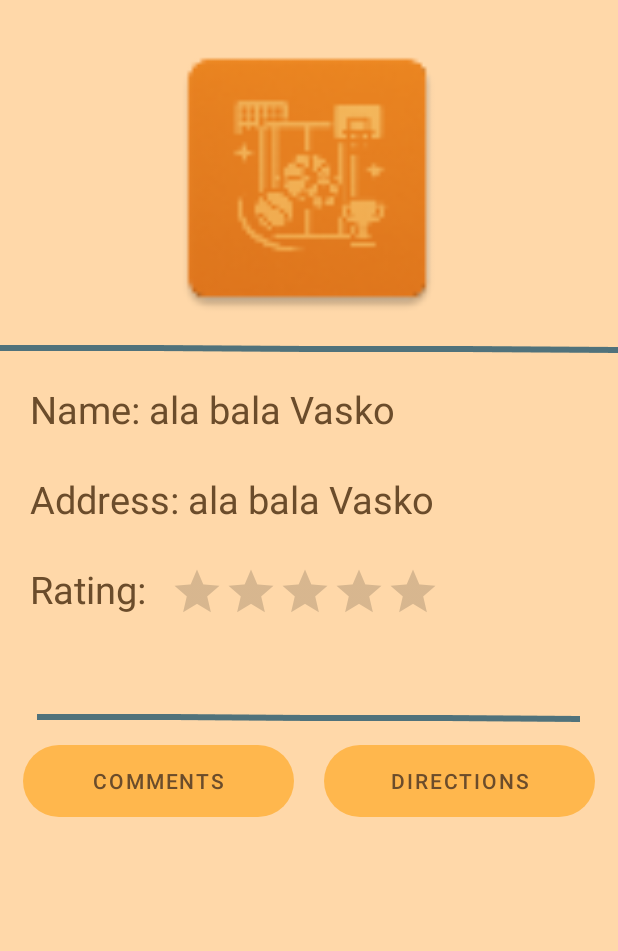
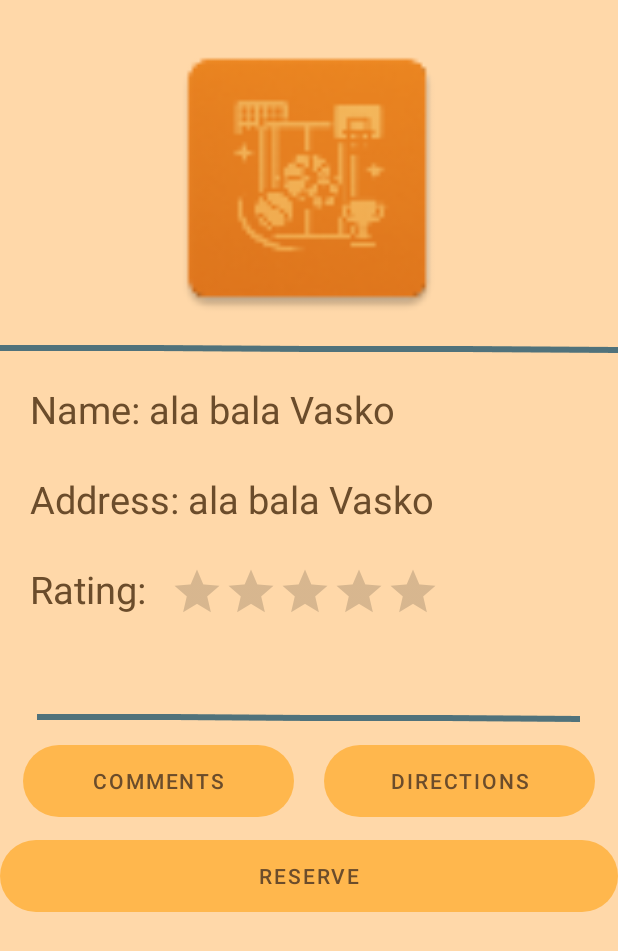
Before and after one commit to Av2231/Diplomna, an Android app: the layout fragment_details.xml on its own in the app's theme, with its tools: preview values and no code run, on a phone screen of 412 x 824 dp. Shown: the top 951 px of the screen. Run offline under Robolectric (Android 15) with nearby library versions, the phone set to English and light mode, and no system bars.

Commit message:
fixes to the design

```diff
--- a/app/src/main/java/com/example/pmu/fragments/DetailsFragment.java
+++ b/app/src/main/java/com/example/pmu/fragments/DetailsFragment.java
@@ -50,6 +50,8 @@ public class DetailsFragment extends BaseFragment {
     private PinMarker marker;
     @ViewById
     RatingBar ratingBar;
+    @ViewById
+    Button reserveButton;
 
     @Click
     void contentLayout() {
@@ -94,6 +96,12 @@ public class DetailsFragment extends BaseFragment {
         CommentsFragment_ commentsFragment = new CommentsFragment_();
         commentsFragment.setLocationId(generated_location_id);
         addFragment(commentsFragment);
+    }
+
+    @Click
+    public void reserveButton(){
+
+
     }
 
     private void checkLocation(){
--- a/app/src/main/res/layout/fragment_details.xml
+++ b/app/src/main/res/layout/fragment_details.xml
@@ -95,7 +95,7 @@
     <LinearLayout
         android:id="@+id/linearLayout"
         android:layout_width="match_parent"
-        android:layout_height="220dp"
+        android:layout_height="wrap_content"
         android:layout_below="@id/secondDelimiter"
         android:orientation="horizontal"
         android:padding="15dp"
@@ -124,6 +124,15 @@
 
     </LinearLayout>
 
+    <Button
+        android:id="@+id/reserveButton"
+        android:layout_width="match_parent"
+        android:layout_height="wrap_content"
+        android:layout_below="@id/linearLayout"
+        android:background="@drawable/round_button"
+        android:text="@string/reserve"
+        android:textColor="@color/textColor" />
+
 
 
 </RelativeLayout>
--- a/app/src/main/res/values/strings.xml
+++ b/app/src/main/res/values/strings.xml
@@ -24,6 +24,7 @@
     <string name="rating">Rating:</string>
     <string name="comments">Comments</string>
     <string name="directions">Directions</string>
+    <string name="reserve">Reserve</string>
     <string name="done">Done</string>
     <string name="details">Details</string>
     <string name="routes">Routes</string>
```
Also changed, not shown: 1 other file.
